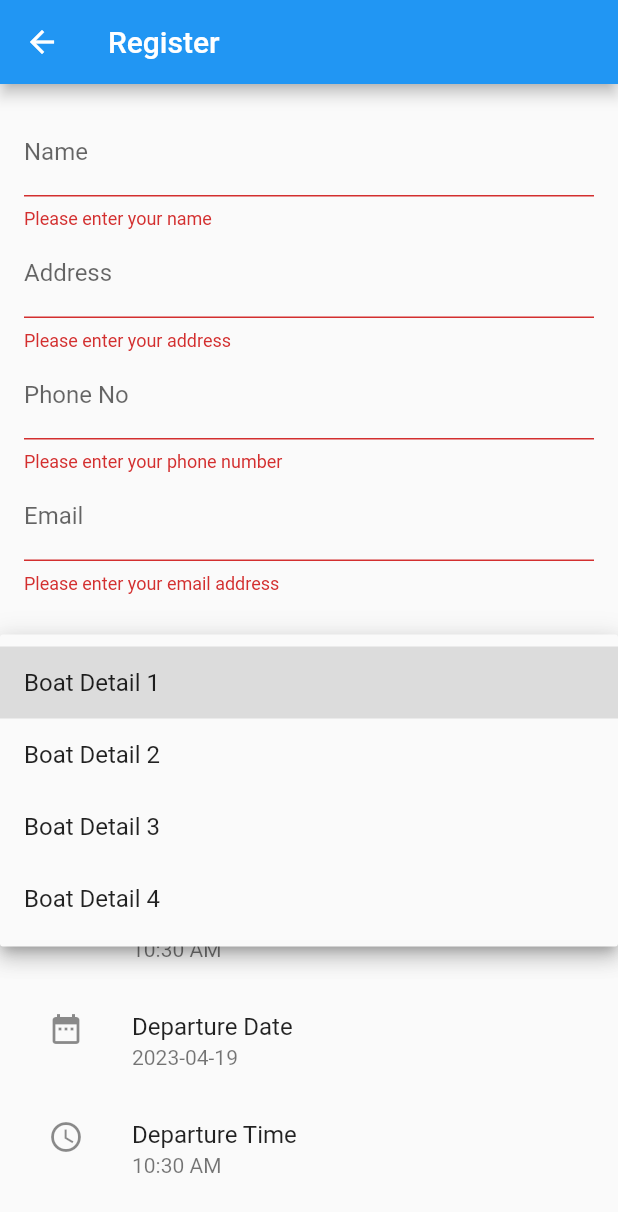
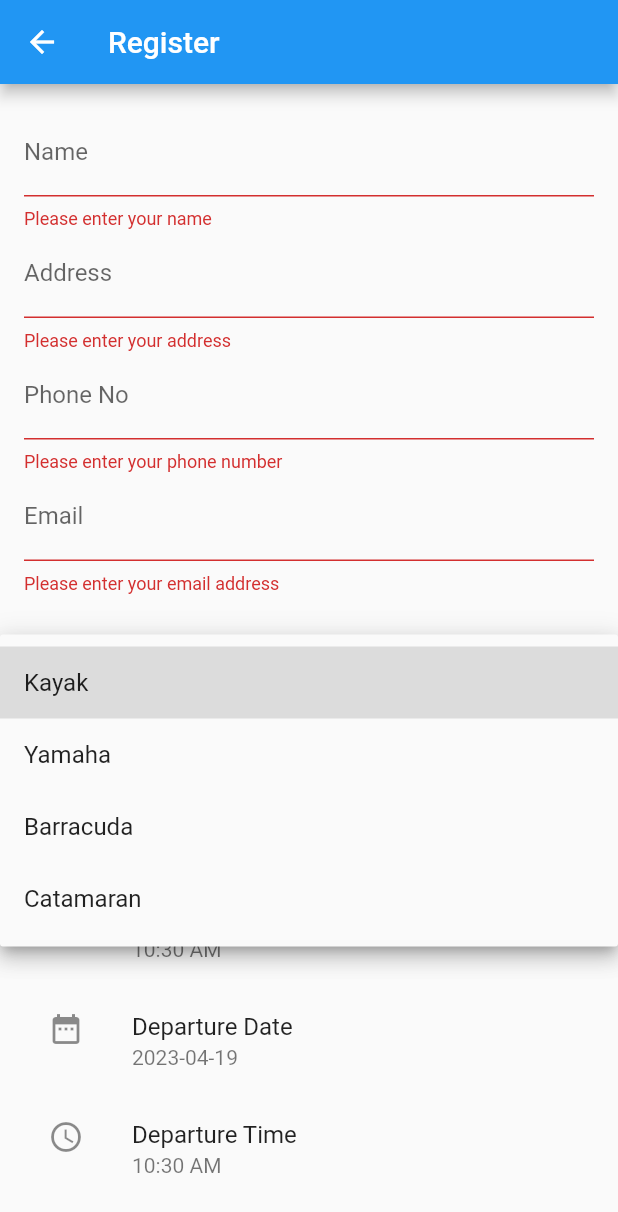
Before and after one commit to mfakhrull/boatrentalapp, a Flutter app: the RegisterPage screen opened directly, after a tap on "Register", after a tap on "Boat Details", on a phone screen of 412 x 824 dp. Shown: the top 1212 px of the screen. Run offline on Flutter 3.47's test engine with Material 2 defaults, Android fonts, the phone set to English and light mode, and no system bars; our stand-ins replace flutter_rating_bar, google_fonts.

Commit message:
3.1 Version

```diff
--- a/lib/register_page.dart
+++ b/lib/register_page.dart
@@ -19,10 +19,10 @@ class _RegisterPageState extends State<RegisterPage> {
   TimeOfDay _selectedDepartureTime = TimeOfDay.now();
 
   final List<String> _boatDetailsList = [
-    'Boat Detail 1',
-    'Boat Detail 2',
-    'Boat Detail 3',
-    'Boat Detail 4',
+    'Kayak',
+    'Yamaha',
+    'Barracuda',
+    'Catamaran',
   ];
 
   @override
```
